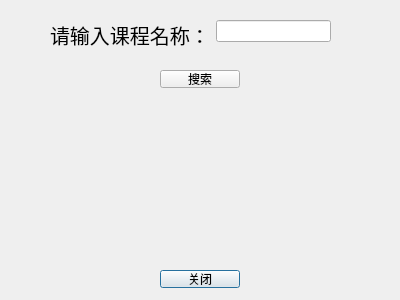
The window that searchcourse.ui (archester-250/Course_Auxiliary_System_QT) describes before a commit, drawn with Qt 5.
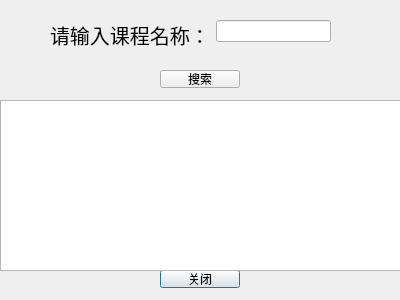
The same window after the commit.

```diff
--- a/searchcourse.ui
+++ b/searchcourse.ui
@@ -79,6 +79,16 @@
     <string>关闭</string>
    </property>
   </widget>
+  <widget class="QTextBrowser" name="textBrowser">
+   <property name="geometry">
+    <rect>
+     <x>0</x>
+     <y>100</y>
+     <width>401</width>
+     <height>171</height>
+    </rect>
+   </property>
+  </widget>
  </widget>
  <resources/>
  <connections>
```
Left out of the diff: 16 changed lines with no effect on the pictures.
